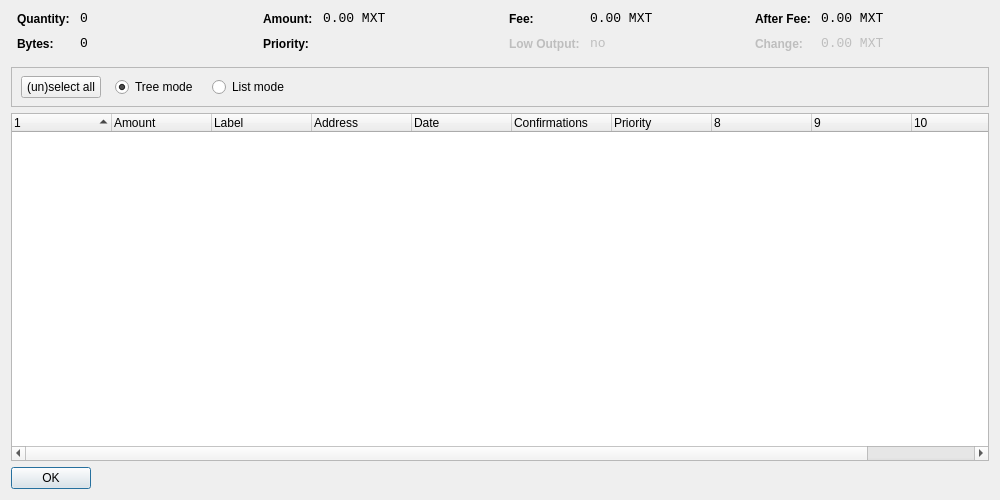
Old version of the form src/qt/forms/coincontroldialog.ui in the repository martexcoin/martexcoin_4x.
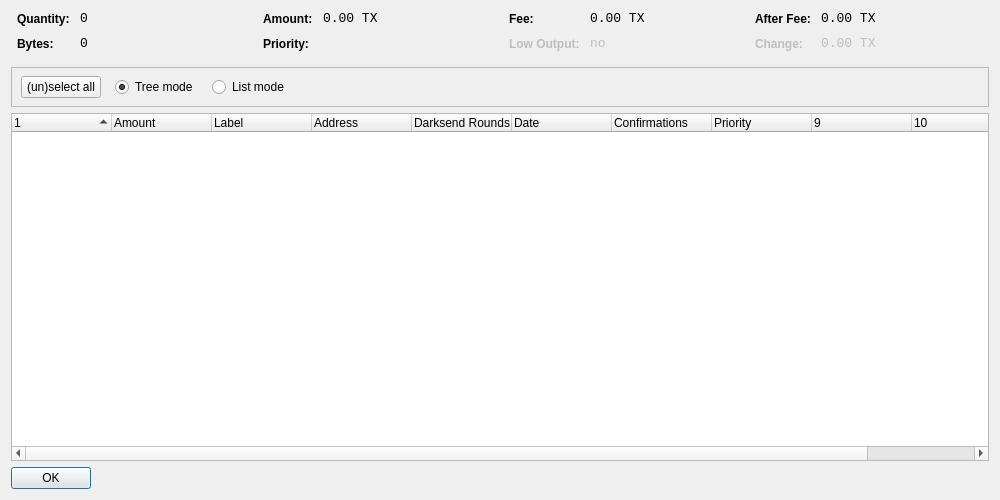
New version of the form. Custom widgets are drawn as their Qt base class.

Patch:
```diff
--- a/src/qt/forms/coincontroldialog.ui
+++ b/src/qt/forms/coincontroldialog.ui
@@ -141,7 +141,7 @@
           <enum>Qt::ActionsContextMenu</enum>
          </property>
          <property name="text">
-          <string notr="true">0.00 MXT</string>
+          <string notr="true">0.00 TX</string>
          </property>
          <property name="textInteractionFlags">
           <set>Qt::LinksAccessibleByMouse|Qt::TextSelectableByKeyboard|Qt::TextSelectableByMouse</set>
@@ -221,7 +221,7 @@
           <enum>Qt::ActionsContextMenu</enum>
          </property>
          <property name="text">
-          <string notr="true">0.00 MXT</string>
+          <string notr="true">0.00 TX</string>
          </property>
          <property name="textInteractionFlags">
           <set>Qt::LinksAccessibleByMouse|Qt::TextSelectableByKeyboard|Qt::TextSelectableByMouse</set>
@@ -307,7 +307,7 @@
           <enum>Qt::ActionsContextMenu</enum>
          </property>
          <property name="text">
-          <string notr="true">0.00 MXT</string>
+          <string notr="true">0.00 TX</string>
          </property>
          <property name="textInteractionFlags">
           <set>Qt::LinksAccessibleByMouse|Qt::TextSelectableByKeyboard|Qt::TextSelectableByMouse</set>
@@ -345,7 +345,7 @@
           <enum>Qt::ActionsContextMenu</enum>
          </property>
          <property name="text">
-          <string notr="true">0.00 MXT</string>
+          <string notr="true">0.00 TX</string>
          </property>
          <property name="textInteractionFlags">
           <set>Qt::LinksAccessibleByMouse|Qt::TextSelectableByKeyboard|Qt::TextSelectableByMouse</set>
@@ -479,6 +479,11 @@
        <string>Address</string>
       </property>
      </column>
+     <column>
+      <property name="text">
+       <string>Darksend Rounds</string>
+      </property>
+    </column>
      <column>
       <property name="text">
        <string>Date</string>
```
